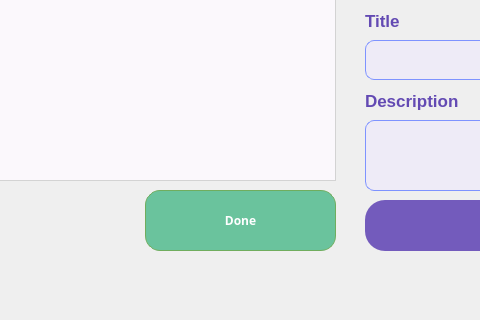
The window that GUI/HomeWindow.ui (ImRanjbar/Task-Management) describes before a commit, drawn with Qt 5; both pictures show x 175 to 655 and y 400 to 720 of the 1100 by 720 pixel window.
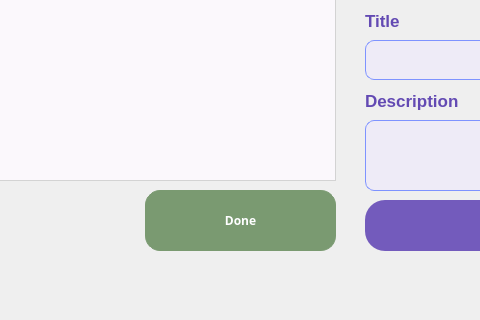
The same window after the commit. Icons and pictures are not drawn.

Commit message: Fix MyBinaryTree class bugs, Implement Done button for tasks

```diff
--- a/GUI/HomeWindow.ui
+++ b/GUI/HomeWindow.ui
@@ -453,7 +453,7 @@
    </widget>
    <widget class="QPushButton" name="PB_done">
     <property name="enabled">
-     <bool>true</bool>
+     <bool>false</bool>
     </property>
     <property name="geometry">
      <rect>
```
The commit also changes 5 other files.
